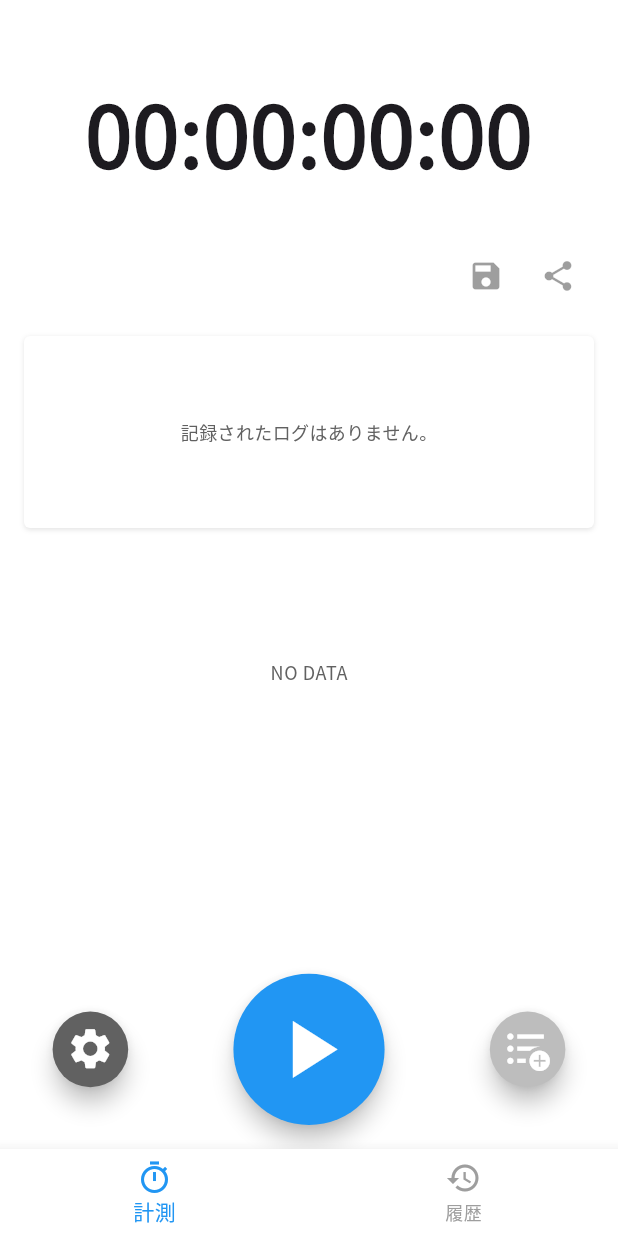
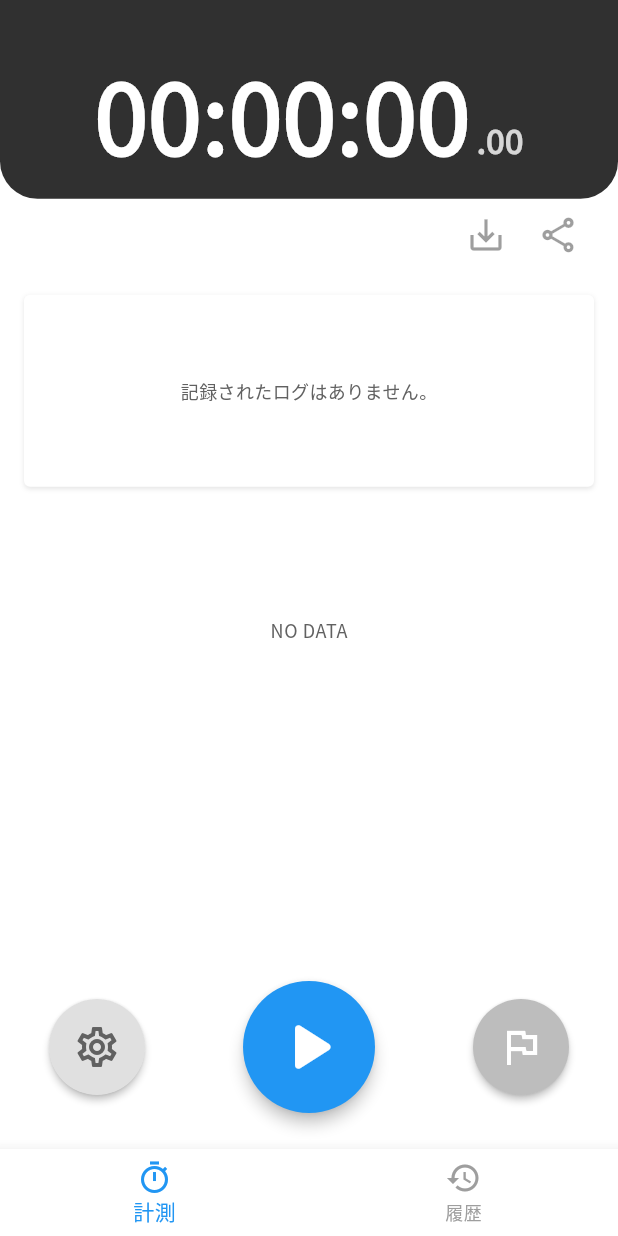
Before and after one commit to kmzk-dev/activity_watch, a Flutter app: the screen it shows after launch, on a phone screen of 412 x 824 dp. Run offline on Flutter 3.47's test engine with Material 3 defaults, Android fonts, the phone set to English and light mode, and no system bars; our stand-ins replace google_fonts, share_plus, shared_preferences, visibility_detector.

Commit message:
Feat: Create TimerDisplay Widget and Adjust UI
Separated the timer display logic from stopwatch_screen.dart
and created a new reusable TimerDisplay widget.

Made the following UI adjustments to the TimerDisplay widget:
- Changed background color to dark gray and set rounded corners only for the bottom.
- Changed the millisecond part of the elapsed time to be displayed on the lower line.
- Considered the status bar height for the top padding and set the bottom padding to 3/4 of the top.
- Set left and right padding to 20.0.

These changes improve the readability of stopwatch_screen.dart,
enhance the maintainability of the timer display part,
and align it with the specified design.

```diff
--- a/lib/screens/stopwatch_screen.dart
+++ b/lib/screens/stopwatch_screen.dart
@@ -16,7 +16,8 @@ import '../utils/string_utils.dart';
 
 import './widgets/log_card_carousel.dart';
 import './settings_screen.dart';
-import './widgets/log_color_summary_chart.dart'; // LogColorSummaryChartをインポート
+import './widgets/log_color_summary_chart.dart';
+import './widgets/timer_display.dart'; // ★ 新しいTimerDisplayウィジェットをインポート
 
 class StopwatchScreenWidget extends StatefulWidget {
   const StopwatchScreenWidget({super.key});
@@ -25,12 +26,11 @@ class StopwatchScreenWidget extends StatefulWidget {
   State<StopwatchScreenWidget> createState() => _StopwatchScreenWidgetState();
 }
 
-// WidgetsBindingObserver をミックスイン
 class _StopwatchScreenWidgetState extends State<StopwatchScreenWidget> with WidgetsBindingObserver {
   final Stopwatch _stopwatch = Stopwatch();
   Timer? _timer;
   bool _isRunning = false;
-  String _elapsedTime = '00:00:00:00';
+  String _elapsedTime = '00:00:00:00'; // 初期値を設定
   final TextEditingController _sessionTitleController = TextEditingController();
   final TextEditingController _sessionCommentController = TextEditingController();
 
@@ -150,10 +150,10 @@ class _StopwatchScreenWidgetState extends State<StopwatchScreenWidget> with Widg
       actualSessionStartTime: _currentActualSessionStartTime!,
       startTime: startTime,
       endTime: currentTimeForLog,
-      memo: '',
-      colorLabelName: colorLabels.keys.first,
+      memo: '', // 初期メモは空
+      colorLabelName: colorLabels.keys.first, // デフォルトの色ラベル
     );
-    newLog.calculateDuration();
+    newLog.calculateDuration(); // 忘れずにdurationを計算
     if (mounted) {
       setState(() {
         _logs.add(newLog);
@@ -161,13 +161,13 @@ class _StopwatchScreenWidgetState extends State<StopwatchScreenWidget> with Widg
         _stopwatch.stop();
         _isRunning = false;
         _elapsedTime = formatDisplayTime(currentElapsedDuration);
-        _currentPage = 0;
+        _currentPage = 0; // 停止時はカルーセルを先頭に戻す
       });
       FocusScope.of(context).unfocus();
       WidgetsBinding.instance.addPostFrameCallback((_) {
         if (_pageController.hasClients && _getDisplayLogs().isNotEmpty) {
           _pageController.animateToPage(
-            0,
+            0, // カルーセルの先頭ページ
             duration: const Duration(milliseconds: 300),
             curve: Curves.easeOut,
           );
@@ -185,19 +185,19 @@ class _StopwatchScreenWidgetState extends State<StopwatchScreenWidget> with Widg
       actualSessionStartTime: _currentActualSessionStartTime!,
       startTime: startTime,
       endTime: currentTimeForLog,
-      memo: '',
-      colorLabelName: colorLabels.keys.first,
+      memo: '', // 初期メモは空
+      colorLabelName: colorLabels.keys.first, // デフォルトの色ラベル
     );
-    newLog.calculateDuration();
+    newLog.calculateDuration(); // 忘れずにdurationを計算
     if (mounted) {
       setState(() {
         _logs.add(newLog);
-        _currentPage = 0;
+        _currentPage = 0; // ラップ記録時もカルーセルを先頭に戻す
       });
       WidgetsBinding.instance.addPostFrameCallback((_) {
         if (_pageController.hasClients && _getDisplayLogs().isNotEmpty) {
            _pageController.animateToPage(
-            0,
+            0, // カルーセルの先頭ページ
             duration: const Duration(milliseconds: 300),
             curve: Curves.easeOut,
           );
@@ -209,15 +209,16 @@ class _StopwatchScreenWidgetState extends State<StopwatchScreenWidget> with Widg
   Future<void> _showEditLogDialog(int pageViewIndex) async {
     if (_logs.isEmpty || pageViewIndex < 0 ) return;
 
+    // pageViewIndex は表示順 (新しいものが0) なので、_logs の実際のインデックスに変換
     final int actualLogIndex = _logs.length - 1 - pageViewIndex;
 
     if (actualLogIndex < 0 || actualLogIndex >= _logs.length) {
-      print('Error: Invalid actualLogIndex ($actualLogIndex) derived from pageViewIndex ($pageViewIndex).');
+      // print('Error: Invalid actualLogIndex ($actualLogIndex) derived from pageViewIndex ($pageViewIndex).');
       return;
     }
 
-    await loadSuggestionsFromPrefs(force: true);
-    if (!mounted) return;
+    await loadSuggestionsFromPrefs(force: true); // ダイアログ表示直前に最新のサジェストを読み込む
+    if (!mounted) return; // mountedチェックを追加
     final LogEntry currentLog = _logs[actualLogIndex];
     final Map<String, String>? result = await showLogCommentEditDialog(
       context: context,
@@ -227,16 +228,17 @@ class _StopwatchScreenWidgetState extends State<StopwatchScreenWidget> with Widg
       katakanaToHiraganaConverter: katakanaToHiragana,
       availableColorLabels: colorLabels,
     );
-    if (result != null && mounted) {
+    if (result != null && mounted) { // mountedチェックを追加
       final String newMemo = result['memo'] ?? currentLog.memo;
       final String newColorLabel = result['colorLabel'] ?? currentLog.colorLabelName;
       setState(() {
         _logs[actualLogIndex].memo = newMemo;
         _logs[actualLogIndex].colorLabelName = newColorLabel;
+        // 必要であれば、ここで _logs リストを再ソートしたり、表示を更新するロジックを追加
       });
     }
-    if (!mounted) return;
-    FocusScope.of(context).unfocus();
+    if (!mounted) return; // mountedチェックを追加
+    FocusScope.of(context).unfocus(); // ダイアログが閉じた後にフォーカスを外す
   }
 
   Future<void> _showSaveSessionDialog() async {
@@ -257,12 +259,12 @@ class _StopwatchScreenWidgetState extends State<StopwatchScreenWidget> with Widg
     final Map<String, String>? sessionData = await showSessionDetailsInputDialog(
       context: context,
       dialogTitle: 'セッションを保存',
-      initialTitle: '',
-      initialComment: '',
+      initialTitle: '', // 新規保存なので空
+      initialComment: '', // 新規保存なので空
       positiveButtonText: '保存',
     );
-    if (!mounted) return;
-    FocusScope.of(context).unfocus();
+    if (!mounted) return; // mountedチェックを追加
+    FocusScope.of(context).unfocus(); // ダイアログが閉じた後にフォーカスを外す
     if (sessionData != null && sessionData['title'] != null && sessionData['title']!.isNotEmpty) {
       await saveSession(
         context: context,
@@ -271,9 +273,11 @@ class _StopwatchScreenWidgetState extends State<StopwatchScreenWidget> with Widg
         logs: _logs,
         savedSessionsKey: _savedSessionsKey,
       );
+      // 保存成功のSnackBarはsaveSession関数内で表示される
     }
   }
 
+  // 表示用のログリストを取得する（新しいログが先頭に来るように逆順にする）
   List<LogEntry> _getDisplayLogs() {
     return _logs.reversed.toList();
   }
@@ -281,19 +285,25 @@ class _StopwatchScreenWidgetState extends State<StopwatchScreenWidget> with Widg
   @override
   Widget build(BuildContext context) {
     final Color primaryColor = Theme.of(context).colorScheme.primary;
-    final Color stopColor = Colors.redAccent;
+    final Color stopColor = Colors.redAccent; // 停止ボタンの色
     final Color secondaryColor = Theme.of(context).colorScheme.secondary;
-    final Color disabledColor = Colors.grey[400]!;
-    const double fabDimension = 112.0 * 0.9;
-    const double iconSize = 72.0 * 0.9;
-    const double smallFabDimension = fabDimension / 2;
-    const double smallIconSize = iconSize / 2;
-    final double fabBottomPadding = MediaQuery.of(context).padding.bottom + 16.0;
+    final Color disabledColor = Colors.grey[400]!; // 無効時のボタン色
 
-    const double carouselHeight = 160.0;
-    // logAreaBottomPaddingはExpandedの親のPaddingなので、Expandedが使える高さを制御する
-    // この値を小さくすると、Expandedが使える高さが増える
-    final double logAreaBottomPadding = fabDimension + 16.0; // 少し減らしてみる
+    // FABのサイズ定義 (画像イメージに近づけるため調整)
+    const double largeFabDimension = 88.0;
+    const double smallFabDimension = 64.0;
+    const double largeIconSize = 56.0;
+    const double smallIconSize = 32.0;
+
+    // FABの画面下部からのパディング
+    final double fabBottomPadding = MediaQuery.of(context).padding.bottom + 24.0; // 少し多めに
+
+    // ログ表示エリアの高さ関連
+    const double carouselHeight = 160.0; // LogCardItemの高さに合わせる
+    // ログ表示エリアがFABと重ならないようにするためのPadding
+    // (smallFabDimensionでは小さいのでlargeFabDimensionを基準にするか、固定値を設定)
+    final double logAreaBottomPadding = largeFabDimension + fabBottomPadding - MediaQuery.of(context).padding.bottom + 16.0;
+
 
     final displayLogsForCarousel = _getDisplayLogs();
 
@@ -302,40 +312,37 @@ class _StopwatchScreenWidgetState extends State<StopwatchScreenWidget> with Widg
       onVisibilityChanged: (visibilityInfo) {
         final visiblePercentage = visibilityInfo.visibleFraction * 100;
         if (mounted && visiblePercentage > 50) {
-          loadSuggestionsFromPrefs(force: true);
+          loadSuggestionsFromPrefs(force: true); // 画面表示時にサジェストを強制読み込み
         }
       },
       child: Scaffold(
         body: SafeArea(
+          // SafeAreaの上下のpaddingを無効にする (TimerDisplayで画面上部まで表示するため)
+          top: false,
+          bottom: false, // FABのために下部はSafeAreaを有効にしておくか、個別にpadding調整
           child: Column(
             children: <Widget>[
+              // --- ★ タイマー表示部分を新しいウィジェットに置き換え ---
+              TimerDisplay(elapsedTime: _elapsedTime),
+              // --- アクションボタン (保存・共有) ---
               Padding(
-                padding: const EdgeInsets.only(top: 48.0, bottom: 32.0),
-                child: Text(
-                  _elapsedTime,
-                  style: const TextStyle(
-                    fontSize: 56.0,
-                    fontWeight: FontWeight.bold,
-                    fontFeatures: [FontFeature.tabularFigures()],
-                  ),
-                ),
-              ),
-              Padding(
-                padding: const EdgeInsets.symmetric(horizontal: 16.0, vertical: 0),
+                padding: const EdgeInsets.symmetric(horizontal: 16.0, vertical: 0), // 上下のpaddingを0に
                 child: Row(
                   mainAxisAlignment: MainAxisAlignment.end,
                   children: [
                     Tooltip(
                       message: '現在のログを保存',
                       child: IconButton(
-                        icon: const Icon(Icons.save),
+                        icon: const Icon(Icons.save_alt_outlined, size: 28), // アイコンとサイズ調整
+                        color: Colors.grey[700], // アイコン色調整
                         onPressed: (_logs.isNotEmpty && !_isRunning) ? _showSaveSessionDialog : null,
                       ),
                     ),
                     Tooltip(
                       message: 'ログを共有 (CSV)',
                       child: IconButton(
-                        icon: const Icon(Icons.share),
+                        icon: const Icon(Icons.share_outlined, size: 28), // アイコンとサイズ調整
+                        color: Colors.grey[700], // アイコン色調整
                         onPressed: _logs.isNotEmpty
                             ? () => shareLogsAsCsvText(context, _logs)
                             : null,
@@ -347,14 +354,14 @@ class _StopwatchScreenWidgetState extends State<StopwatchScreenWidget> with Widg
               // --- ログ表示エリア ---
               Expanded(
                 child: Padding(
+                  // 下方向のPaddingを調整してFABとの重なりを避ける
                   padding: EdgeInsets.only(bottom: logAreaBottomPadding),
-                  child: SingleChildScrollView( // ColumnをSingleChildScrollViewでラップ
+                  child: SingleChildScrollView( // Column全体をスクロール可能に
                     child: Column(
-                      // mainAxisSize: MainAxisSize.min, // SingleChildScrollViewの子なのでminでも良いが、Expanded内のためmaxでも可
                       children: [
-                        LogColorSummaryChart(logs: _logs, chartHeight: 80.0), // chartHeightを少し小さくしてみる
+                        LogColorSummaryChart(logs: _logs, chartHeight: 80.0),
                         SizedBox(
-                          height: carouselHeight, // カルーセルの高さは維持
+                          height: carouselHeight,
                           child: LogCardCarousel(
                             logs: displayLogsForCarousel,
                             onEditLog: _showEditLogDialog,
@@ -364,12 +371,38 @@ class _StopwatchScreenWidgetState extends State<StopwatchScreenWidget> with Widg
                         ),
                         if (displayLogsForCarousel.isNotEmpty)
                           Padding(
-                            padding: const EdgeInsets.only(top: 4.0, bottom: 8.0), // ページ番号の下にも少し余白
+                            padding: const EdgeInsets.only(top: 4.0, bottom: 8.0),
                             child: Text(
                               '${_currentPage + 1} / ${displayLogsForCarousel.length}',
                               style: TextStyle(color: Colors.grey[600], fontSize: 12.0),
                             ),
                           ),
+                        // ★★★ カルーセル下の意図しない要素 (プレースホルダー) を削除 ★★★
+                        // Padding(
+                        //   padding: const EdgeInsets.symmetric(horizontal: 16.0, vertical: 16.0),
+                        //   child: Container(
+                        //     height: 150,
+                        //     width: double.infinity,
+                        //     decoration: BoxDecoration(
+                        //       color: Colors.grey[200], // ライトグレー
+                        //       borderRadius: BorderRadius.circular(15.0),
+                        //     ),
+                        //     child: Column(
+                        //       mainAxisAlignment: MainAxisAlignment.end,
+                        //       children: [
+                        //         Container(
+                        //           width: 60,
+                        //           height: 6,
+                        //           margin: const EdgeInsets.only(bottom: 10),
+                        //           decoration: BoxDecoration(
+                        //             color: Colors.grey[400],
+                        //             borderRadius: BorderRadius.circular(3),
+                        //           ),
+                        //         ),
+                        //       ],
+                        //     ),
+                        //   ),
+                        // ),
                       ],
                     ),
                   ),
@@ -380,53 +413,57 @@ class _StopwatchScreenWidgetState extends State<StopwatchScreenWidget> with Widg
         ),
         floatingActionButtonLocation: FloatingActionButtonLocation.centerDocked,
         floatingActionButton: Padding(
-          padding: EdgeInsets.only(bottom: fabBottomPadding),
+          padding: EdgeInsets.only(bottom: fabBottomPadding - (MediaQuery.of(context).padding.bottom)), // padding調整
           child: Row(
             mainAxisAlignment: MainAxisAlignment.spaceAround,
-            crossAxisAlignment: CrossAxisAlignment.center,
+            crossAxisAlignment: CrossAxisAlignment.center, // ボタンの垂直方向の位置を中央に
             children: <Widget>[
+              // 左ボタン (設定)
               SizedBox(
                 width: smallFabDimension,
                 height: smallFabDimension,
                 child: FloatingActionButton(
+                  heroTag: 'settingsFab_new',
                   onPressed: () {
                     Navigator.push(
                       context,
                       MaterialPageRoute(builder: (context) => const SettingsScreen()),
                     );
                   },
-                  tooltip: '設定',
-                  heroTag: 'settingsFab',
-                  backgroundColor: Colors.grey[700],
-                  foregroundColor: Colors.white,
+                  backgroundColor: Colors.grey[300], // 背景色を薄いグレーに
+                  elevation: 2,
                   shape: const CircleBorder(),
-                  child: const Icon(Icons.settings, size: smallIconSize),
+                  child: Icon(Icons.settings_outlined, color: Colors.grey[700], size: smallIconSize), // アイコン変更
                 ),
               ),
+              // 中央ボタン (開始/停止)
               SizedBox(
-                width: fabDimension,
-                height: fabDimension,
+                width: largeFabDimension,
+                height: largeFabDimension,
                 child: FloatingActionButton(
+                  heroTag: 'startStopFab_new',
                   onPressed: _isRunning ? _handleStopStopwatch : _handleStartStopwatch,
-                  tooltip: _isRunning ? '停止' : '開始',
-                  heroTag: 'startStopFab',
-                  backgroundColor: _isRunning ? stopColor : primaryColor,
-                  foregroundColor: Colors.white,
-                  shape: _isRunning ? null : const CircleBorder(),
-                  child: Icon(_isRunning ? Icons.stop : Icons.play_arrow, size: iconSize),
+                  backgroundColor: _isRunning ? stopColor : primaryColor, // 状態に応じて色を変更
+                  elevation: 4,
+                  shape: const CircleBorder(), // 円形を維持
+                  child: Icon(
+                    _isRunning ? Icons.stop_rounded : Icons.play_arrow_rounded, // アイコン変更
+                    color: Colors.white,
+                    size: largeIconSize,
+                  ),
                 ),
               ),
+              // 右ボタン (ラップ記録)
               SizedBox(
                 width: smallFabDimension,
                 height: smallFabDimension,
                 child: FloatingActionButton(
+                  heroTag: 'lapRecordFab_new',
                   onPressed: _isRunning ? _handleLapRecord : null,
-                  tooltip: 'ラップ記録',
-                  heroTag: 'lapRecordFab',
-                  backgroundColor: !_isRunning ? disabledColor : secondaryColor,
-                  foregroundColor: Colors.white,
+                  backgroundColor: _isRunning ? secondaryColor : disabledColor, // 状態に応じて色を変更
+                  elevation: 2,
                   shape: const CircleBorder(),
-                  child: const Icon(Icons.format_list_bulleted_add, size: smallIconSize),
+                  child: Icon(Icons.flag_outlined, color: Colors.white, size: smallIconSize), // アイコン変更
                 ),
               ),
             ],
--- a/lib/screens/widgets/log_card_item.dart
+++ b/lib/screens/widgets/log_card_item.dart
@@ -19,7 +19,7 @@ class LogCardItem extends StatelessWidget {
 
   @override
   Widget build(BuildContext context) {
-    final theme = Theme.of(context); // 現在のテーマを取得
+    //final theme = Theme.of(context); // 現在のテーマを取得
     final bool isCommentEmpty = log.memo.isEmpty;
 
     // LAP TIME のテキストスタイル（色を LogEntry の labelColor から取得）
--- /dev/null
+++ b/lib/screens/widgets/timer_display.dart
@@ -0,0 +1,79 @@
+// lib/screens/widgets/timer_display.dart
+import 'package:flutter/material.dart';
+
+class TimerDisplay extends StatelessWidget {
+  final String elapsedTime; // 表示する経過時間 (HH:MM:SS:MS形式)
+
+  const TimerDisplay({
+    super.key,
+    required this.elapsedTime,
+  });
+
+  @override
+  Widget build(BuildContext context) {
+    // elapsedTime 文字列を時分秒部分とミリ秒部分に分割
+    // elapsedTime が "00:00:00:00" のような形式であることを前提とします。
+    String mainTime = '00:00:00';
+    String milliseconds = '00';
+
+    if (elapsedTime.contains(':')) {
+      int lastColonIndex = elapsedTime.lastIndexOf(':');
+      if (lastColonIndex > 0 && lastColonIndex < elapsedTime.length - 1) {
+        mainTime = elapsedTime.substring(0, lastColonIndex);
+        milliseconds = elapsedTime.substring(lastColonIndex + 1);
+      }
+    }
+
+    // ステータスバーの高さを取得
+    final double statusBarHeight = MediaQuery.of(context).padding.top;
+    // 上部のパディング値を定義
+    final double topPadding = statusBarHeight + 30.0;
+    // 下部のパディング値を上部パディングの3/4に設定
+    final double bottomPadding = topPadding * 0.35;
+
+    return Container(
+      // 上部と下部のパディングを個別に設定
+      padding: EdgeInsets.only(
+        top: topPadding,
+        bottom: bottomPadding,
+        left: 20.0, // 左右のパディングは変更なし
+        right: 20.0, // 左右のパディングは変更なし
+      ),
+      decoration: BoxDecoration(
+        color: Colors.grey[850], // 画像に近い濃いグレー
+        borderRadius: const BorderRadius.only(
+          bottomLeft: Radius.circular(25.0),
+          bottomRight: Radius.circular(25.0),
+        ),
+      ),
+      child: Row(
+        mainAxisAlignment: MainAxisAlignment.center,
+        crossAxisAlignment: CrossAxisAlignment.baseline,
+        textBaseline: TextBaseline.alphabetic,
+        children: [
+          Text(
+            mainTime,
+            style: const TextStyle(
+              fontSize: 64.0,
+              fontWeight: FontWeight.bold,
+              color: Colors.white,
+              fontFeatures: [FontFeature.tabularFigures()],
+            ),
+          ),
+          Padding(
+            padding: const EdgeInsets.only(left: 4.0, bottom: 4.0),
+            child: Text(
+              '.$milliseconds',
+              style: TextStyle(
+                fontSize: 22.0,
+                fontWeight: FontWeight.w600,
+                color: Colors.white.withOpacity(0.8),
+                fontFeatures: const [FontFeature.tabularFigures()],
+              ),
+            ),
+          ),
+        ],
+      ),
+    );
+  }
+}
```
